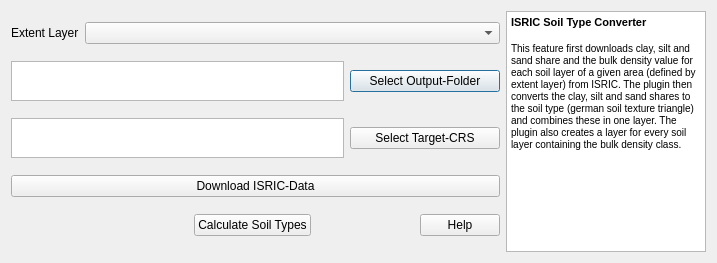
Before: the Qt Designer form QTalsim/qtalsim_soil.ui in sydroconsult/QTalsim, drawn with Qt 5.
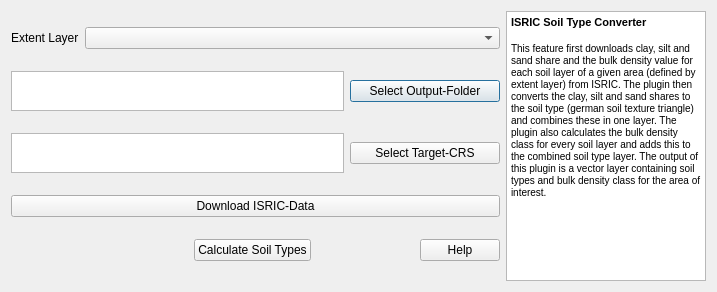
After: the same form once the commit is applied.

Commit message: Update HRU calculation and ISRIC downloader - Bug fixes of HRU calculation - HRU calculation -- Finish implementation to process more than one soil layer -- Remove Soil-ID from soil mapping -- Combine descriptions of different soil layers in BDOD -- Add information about restrictions and units of parameters -- Update intersection to correctly create BOD, BOA, EFL when using more soil layers - ISRIC downloader -- Add BDOD to soil type layer to combine both in one layer -- Add layer thickness as column in output file - Update docs -- HRU calculation: Soil and land use processing

The edit to the form file:
```diff
--- a/QTalsim/qtalsim_soil.ui
+++ b/QTalsim/qtalsim_soil.ui
@@ -7,7 +7,7 @@
     <x>0</x>
     <y>0</y>
     <width>717</width>
-    <height>263</height>
+    <height>292</height>
    </rect>
   </property>
   <property name="windowTitle">
@@ -179,7 +179,7 @@
 &lt;/style&gt;&lt;/head&gt;&lt;body style=&quot; font-family:'MS Shell Dlg 2'; font-size:7.8pt; font-weight:400; font-style:normal;&quot;&gt;
 &lt;p style=&quot; margin-top:0px; margin-bottom:0px; margin-left:0px; margin-right:0px; -qt-block-indent:0; text-indent:0px;&quot;&gt;&lt;span style=&quot; font-size:8pt; font-weight:600;&quot;&gt;ISRIC Soil Type Converter&lt;/span&gt;&lt;/p&gt;
 &lt;p style=&quot;-qt-paragraph-type:empty; margin-top:0px; margin-bottom:0px; margin-left:0px; margin-right:0px; -qt-block-indent:0; text-indent:0px; font-size:8pt;&quot;&gt;&lt;br /&gt;&lt;/p&gt;
-&lt;p style=&quot; margin-top:0px; margin-bottom:0px; margin-left:0px; margin-right:0px; -qt-block-indent:0; text-indent:0px;&quot;&gt;This feature first downloads clay, silt and sand share and the bulk density value for each soil layer of a given area (defined by extent layer) from ISRIC. The plugin then converts the clay, silt and sand shares to the soil type (german soil texture triangle) and combines these in one layer. The plugin also creates a layer for every soil layer containing the bulk density class. &lt;/p&gt;&lt;/body&gt;&lt;/html&gt;</string>
+&lt;p style=&quot; margin-top:0px; margin-bottom:0px; margin-left:0px; margin-right:0px; -qt-block-indent:0; text-indent:0px;&quot;&gt;This feature first downloads clay, silt and sand share and the bulk density value for each soil layer of a given area (defined by extent layer) from ISRIC. The plugin then converts the clay, silt and sand shares to the soil type (german soil texture triangle) and combines these in one layer. The plugin also calculates the bulk density class for every soil layer and adds this to the combined soil type layer. The output of this plugin is a vector layer containing soil types and bulk density class for the area of interest.&lt;/p&gt;&lt;/body&gt;&lt;/html&gt;</string>
      </property>
     </widget>
    </item>
```
The commit also changes 14 other files.
